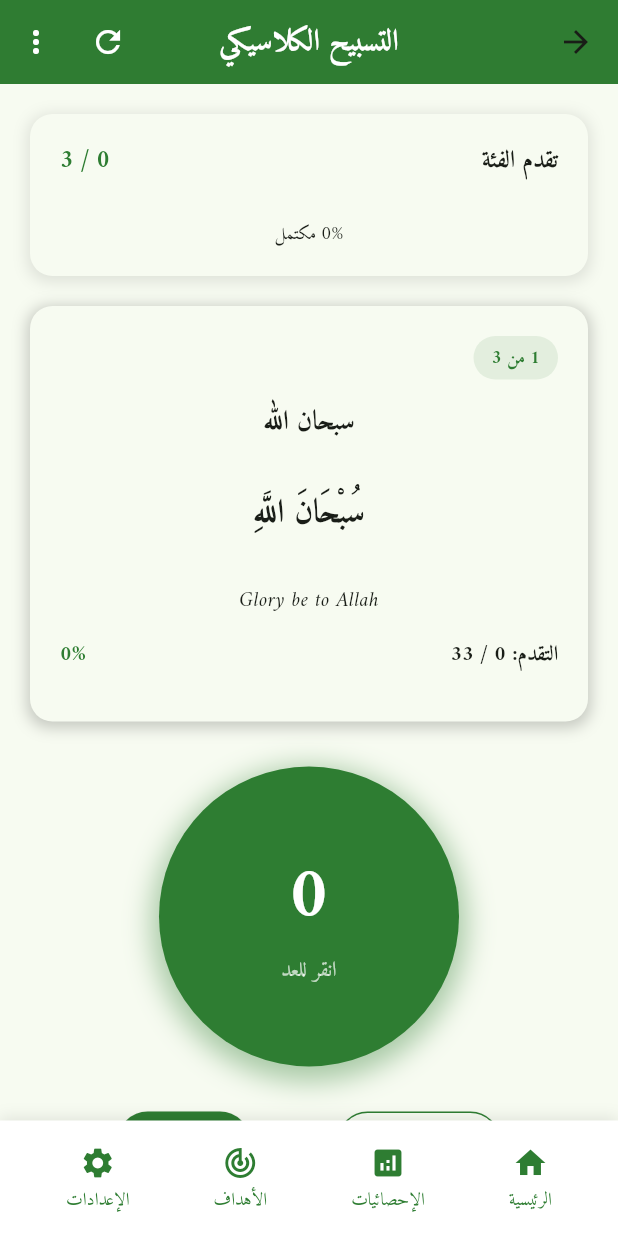
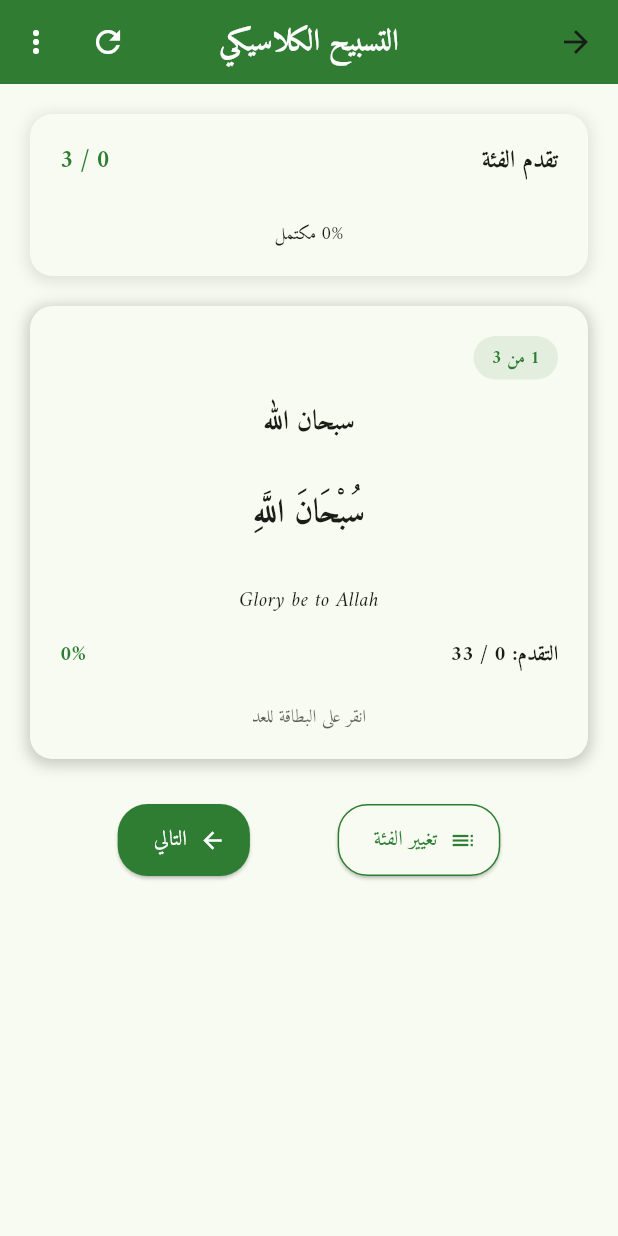
Before and after one commit to Muslims-Community/sebha_app, a Flutter app: the DhikrCountingScreen screen opened directly with sample values from the repository, on a phone screen of 412 x 824 dp. Run offline on Flutter 3.47's test engine with Material 3 defaults, Android fonts, the phone set to English and light mode, and no system bars; our stand-ins replace audioplayers, confetti, flutter_local_notifications, flutter_riverpod, share_plus, shared_preferences and 2 more; missing offline and left inert: home_widget, quick_actions; accounts and stored records are empty; project files that could hold a hidden picture were left out.

Commit message:
refactor: simplify UI by making dhikr card clickable for counting
- Remove separate counter circle and bottom navigation bar
- Consolidate counting functionality into dhikr card tap gesture
- Improve user experience with cleaner, more intuitive interface
- Keep all counting animations and feedback on the card itself

```diff
--- a/lib/screens/dhikr_counting/dhikr_counting_screen.dart
+++ b/lib/screens/dhikr_counting/dhikr_counting_screen.dart
@@ -562,11 +562,6 @@ class _DhikrCountingScreenState extends ConsumerState<DhikrCountingScreen>
 
                   const SizedBox(height: 30),
 
-                  // Counter circle with animation
-                  _buildCounterCircle(),
-
-                  const SizedBox(height: 30),
-
                   // Navigation controls
                   _buildNavigationControls(),
 
@@ -577,86 +572,9 @@ class _DhikrCountingScreenState extends ConsumerState<DhikrCountingScreen>
           ),
         ],
       ),
-      bottomNavigationBar: _buildBottomNavigationBar(),
     );
   }
 
-  Widget _buildBottomNavigationBar() {
-    return Container(
-      decoration: BoxDecoration(
-        color: Colors.white,
-        boxShadow: [
-          BoxShadow(
-            color: Colors.black.withValues(alpha: 0.1),
-            blurRadius: 8,
-            offset: const Offset(0, -2),
-          ),
-        ],
-      ),
-      child: SafeArea(
-        child: Padding(
-          padding: const EdgeInsets.symmetric(horizontal: 16, vertical: 8),
-          child: Row(
-            mainAxisAlignment: MainAxisAlignment.spaceAround,
-            children: [
-              _buildNavBarItem(
-                icon: Icons.home,
-                label: 'الرئيسية',
-                onTap: () => Navigator.of(context).popUntil((route) => route.isFirst),
-              ),
-              _buildNavBarItem(
-                icon: Icons.analytics,
-                label: 'الإحصائيات',
-                onTap: () => Navigator.pushNamed(context, '/statistics'),
-              ),
-              _buildNavBarItem(
-                icon: Icons.track_changes,
-                label: 'الأهداف',
-                onTap: () => Navigator.pushNamed(context, '/goals'),
-              ),
-              _buildNavBarItem(
-                icon: Icons.settings,
-                label: 'الإعدادات',
-                onTap: () => Navigator.pushNamed(context, '/settings'),
-              ),
-            ],
-          ),
-        ),
-      ),
-    );
-  }
-
-  Widget _buildNavBarItem({
-    required IconData icon,
-    required String label,
-    required VoidCallback onTap,
-  }) {
-    return GestureDetector(
-      onTap: onTap,
-      child: Container(
-        padding: const EdgeInsets.symmetric(vertical: 8, horizontal: 12),
-        child: Column(
-          mainAxisSize: MainAxisSize.min,
-          children: [
-            Icon(
-              icon,
-              color: Theme.of(context).primaryColor,
-              size: 24,
-            ),
-            const SizedBox(height: 4),
-            Text(
-              label,
-              style: TextStyle(
-                fontSize: 12,
-                color: Theme.of(context).primaryColor,
-                fontWeight: FontWeight.w500,
-              ),
-            ),
-          ],
-        ),
-      ),
-    );
-  }
 
   Widget _buildCategoryProgressCard() {
     final completedDhikrs = _currentDhikrIndex + (_count >= _currentDhikr.targetCount ? 1 : 0);
@@ -725,7 +643,14 @@ class _DhikrCountingScreenState extends ConsumerState<DhikrCountingScreen>
       builder: (context, child) {
         return Transform.scale(
           scale: 1.0 + (_celebrationAnimation.value * 0.1),
-          child: Container(
+          child: GestureDetector(
+            onTap: _incrementCounter,
+            child: AnimatedBuilder(
+              animation: _countAnimation,
+              builder: (context, child) {
+                return Transform.scale(
+                  scale: _countAnimation.value,
+                  child: Container(
             padding: const EdgeInsets.all(20),
             decoration: BoxDecoration(
               color: Theme.of(context).cardColor,
@@ -859,7 +784,24 @@ class _DhikrCountingScreenState extends ConsumerState<DhikrCountingScreen>
                   ),
                   minHeight: 6,
                 ),
+                const SizedBox(height: 8),
+                Center(
+                  child: Text(
+                    _count >= _currentDhikr.targetCount ? 'مكتمل ✓' : 'انقر على البطاقة للعد',
+                    style: TextStyle(
+                      fontSize: 12,
+                      color: _count >= _currentDhikr.targetCount
+                        ? Colors.green
+                        : Theme.of(context).textTheme.bodySmall?.color?.withValues(alpha: 0.7),
+                      fontWeight: FontWeight.w500,
+                    ),
+                  ),
+                ),
               ],
+            ),
+                  ),
+                );
+              },
             ),
           ),
         );
@@ -867,68 +809,6 @@ class _DhikrCountingScreenState extends ConsumerState<DhikrCountingScreen>
     );
   }
 
-  Widget _buildCounterCircle() {
-    return AnimatedBuilder(
-      animation: _countAnimation,
-      builder: (context, child) {
-        return Transform.scale(
-          scale: _countAnimation.value,
-          child: GestureDetector(
-            onTap: _incrementCounter,
-            child: Container(
-              width: 200,
-              height: 200,
-              decoration: BoxDecoration(
-                color: _count >= _currentDhikr.targetCount
-                    ? Colors.green
-                    : Theme.of(context).primaryColor,
-                shape: BoxShape.circle,
-                boxShadow: [
-                  BoxShadow(
-                    color: (_count >= _currentDhikr.targetCount
-                        ? Colors.green
-                        : Theme.of(context).primaryColor).withValues(alpha: 0.4),
-                    spreadRadius: 5,
-                    blurRadius: 15,
-                    offset: const Offset(0, 5),
-                  ),
-                ],
-              ),
-              child: Column(
-                mainAxisAlignment: MainAxisAlignment.center,
-                children: [
-                  Text(
-                    '$_count',
-                    style: const TextStyle(
-                      fontSize: 48,
-                      fontWeight: FontWeight.bold,
-                      color: Colors.white,
-                    ),
-                  ),
-                  const SizedBox(height: 4),
-                  if (_count >= _currentDhikr.targetCount)
-                    const Icon(
-                      Icons.check_circle,
-                      color: Colors.white,
-                      size: 24,
-                    )
-                  else
-                    const Text(
-                      'انقر للعد',
-                      style: TextStyle(
-                        fontSize: 14,
-                        color: Colors.white70,
-                        fontWeight: FontWeight.w500,
-                      ),
-                    ),
-                ],
-              ),
-            ),
-          ),
-        );
-      },
-    );
-  }
 
   Widget _buildNavigationControls() {
     return Row(
```
